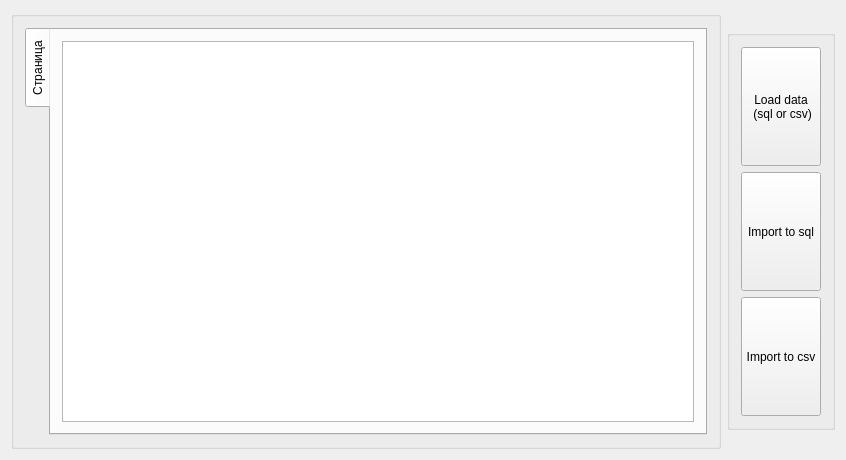
The window that mainwindow.ui (Trother555/ConverTable) describes before a commit, drawn with Qt 5.
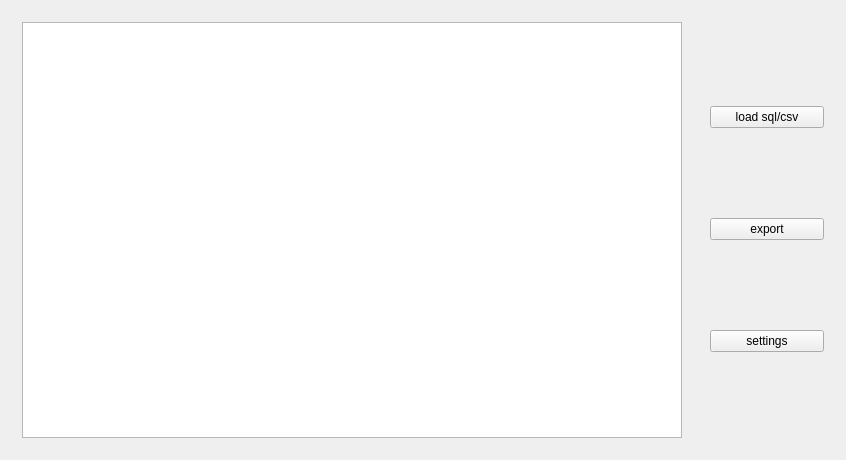
The same window after the commit.

The edit to the form file:
```diff
--- a/mainwindow.ui
+++ b/mainwindow.ui
@@ -14,34 +14,67 @@
    <string>MainWindow</string>
   </property>
   <widget class="QWidget" name="centralWidget">
-   <layout class="QGridLayout" name="gridLayout_2">
-    <item row="0" column="0">
-     <widget class="QGroupBox" name="groupBox_2">
+   <layout class="QHBoxLayout" name="horizontalLayout">
+    <item>
+     <widget class="QWidget" name="widget_2" native="true">
       <property name="sizePolicy">
        <sizepolicy hsizetype="Preferred" vsizetype="Preferred">
-        <horstretch>11</horstretch>
+        <horstretch>5</horstretch>
         <verstretch>0</verstretch>
        </sizepolicy>
       </property>
-      <property name="styleSheet">
-       <string notr="true"/>
-      </property>
-      <property name="title">
-       <string/>
-      </property>
-      <layout class="QHBoxLayout" name="horizontalLayout">
+      <layout class="QVBoxLayout" name="verticalLayout">
+       <property name="spacing">
+        <number>0</number>
+       </property>
+       <property name="leftMargin">
+        <number>0</number>
+       </property>
+       <property name="topMargin">
+        <number>0</number>
+       </property>
+       <property name="rightMargin">
+        <number>0</number>
+       </property>
+       <property name="bottomMargin">
+        <number>0</number>
+       </property>
        <item>
-        <widget class="QTabWidget" name="tabWidget">
-         <property name="tabPosition">
-          <enum>QTabWidget::West</enum>
+        <widget class="QStackedWidget" name="stackedWidget">
+         <property name="styleSheet">
+          <string notr="true"/>
          </property>
-         <widget class="QWidget" name="tab">
-          <attribute name="title">
-           <string>Страница</string>
-          </attribute>
-          <layout class="QHBoxLayout" name="horizontalLayout_2">
-           <item>
-            <widget class="QTableWidget" name="tableWidget"/>
+         <property name="currentIndex">
+          <number>0</number>
+         </property>
+         <widget class="QWidget" name="page_1">
+          <layout class="QGridLayout" name="gridLayout_2">
+           <property name="leftMargin">
+            <number>0</number>
+           </property>
+           <property name="topMargin">
+            <number>0</number>
+           </property>
+           <property name="rightMargin">
+            <number>0</number>
+           </property>
+           <property name="bottomMargin">
+            <number>0</number>
+           </property>
+           <property name="spacing">
+            <number>0</number>
+           </property>
+           <item row="0" column="0">
+            <widget class="QStackedWidget" name="stackedWidget_2">
+             <widget class="QWidget" name="page_4">
+              <layout class="QGridLayout" name="gridLayout_3">
+               <item row="0" column="0">
+                <widget class="QTableView" name="tableView"/>
+               </item>
+              </layout>
+             </widget>
+             <widget class="QWidget" name="page_5"/>
+            </widget>
            </item>
           </layout>
          </widget>
@@ -50,61 +83,36 @@
       </layout>
      </widget>
     </item>
-    <item row="0" column="1">
-     <widget class="QGroupBox" name="groupBox">
+    <item>
+     <widget class="QWidget" name="widget" native="true">
       <property name="sizePolicy">
-       <sizepolicy hsizetype="Fixed" vsizetype="Fixed">
-        <horstretch>2</horstretch>
+       <sizepolicy hsizetype="Preferred" vsizetype="Preferred">
+        <horstretch>1</horstretch>
         <verstretch>0</verstretch>
        </sizepolicy>
       </property>
-      <property name="minimumSize">
-       <size>
-        <width>100</width>
-        <height>400</height>
-       </size>
-      </property>
-      <property name="title">
-       <string/>
+      <property name="styleSheet">
+       <string notr="true"/>
       </property>
       <layout class="QGridLayout" name="gridLayout">
+       <item row="0" column="0">
+        <widget class="QPushButton" name="pushButton">
+         <property name="text">
+          <string>load sql/csv</string>
+         </property>
+        </widget>
+       </item>
        <item row="1" column="0">
         <widget class="QPushButton" name="pushButton_2">
-         <property name="sizePolicy">
-          <sizepolicy hsizetype="Minimum" vsizetype="Preferred">
-           <horstretch>0</horstretch>
-           <verstretch>0</verstretch>
-          </sizepolicy>
-         </property>
          <property name="text">
-          <string>Import to sql</string>
+          <string>export</string>
          </property>
         </widget>
        </item>
        <item row="2" column="0">
         <widget class="QPushButton" name="pushButton_3">
-         <property name="sizePolicy">
-          <sizepolicy hsizetype="Minimum" vsizetype="Preferred">
-           <horstretch>0</horstretch>
-           <verstretch>0</verstretch>
-          </sizepolicy>
-         </property>
          <property name="text">
-          <string>Import to csv</string>
-         </property>
-        </widget>
-       </item>
-       <item row="0" column="0">
-        <widget class="QPushButton" name="pushButton">
-         <property name="sizePolicy">
-          <sizepolicy hsizetype="Minimum" vsizetype="Preferred">
-           <horstretch>0</horstretch>
-           <verstretch>0</verstretch>
-          </sizepolicy>
-         </property>
-         <property name="text">
-          <string>Load data
- (sql or csv)</string>
+          <string>settings</string>
          </property>
         </widget>
        </item>
```
Left out of the diff: 1 changed line with no effect on the pictures.
